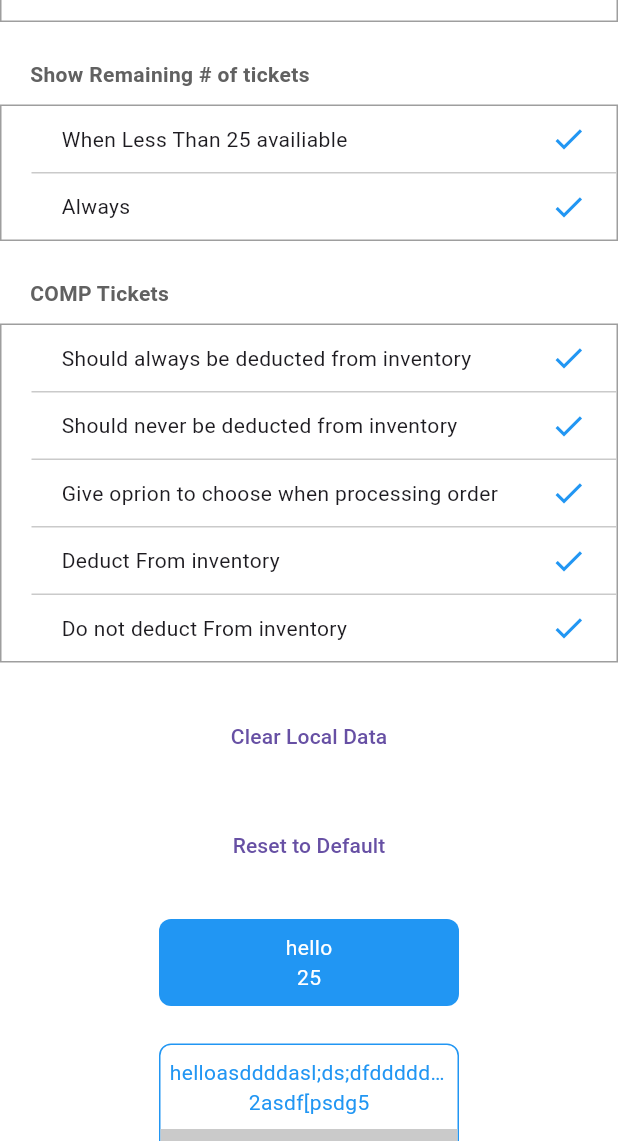
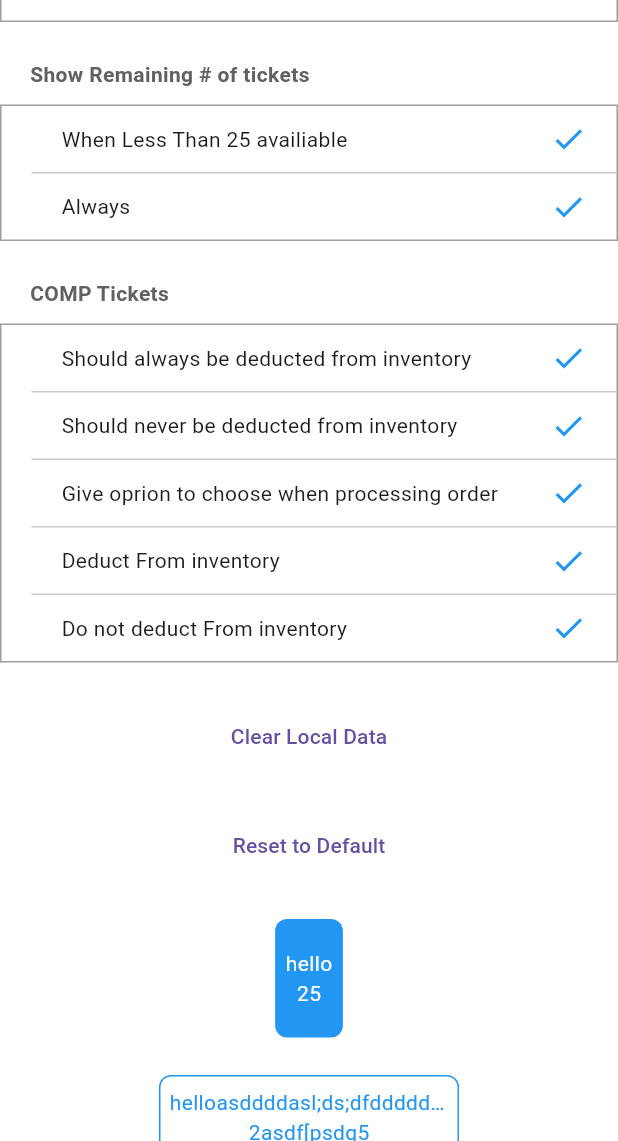
Before and after one commit to NKoroloff/flutter-test, a Flutter app: the SettingsView screen opened by its route, scrolled down 2304 dp, on a phone screen of 412 x 824 dp, the part 95-1236 px from its top. Run offline on Flutter 3.47's test engine with Material 3 defaults, Android fonts, the phone set to English and light mode, and no system bars; our stand-ins replace get.

Commit message:
select seats grid

```diff
--- a/lib/modules/cash_drawer/views/settings/widgets/inventory_button.dart
+++ b/lib/modules/cash_drawer/views/settings/widgets/inventory_button.dart
@@ -14,10 +14,8 @@ class InventoryButton extends StatelessWidget {
     required this.onTap,
     required this.label,
     required this.price,
-
     this.infoBackgroundColor = const Color.fromARGB(255, 202, 202, 202),
     this.disabled = false,
-    this.width = 200,
     this.info,
     super.key,
   });
@@ -29,33 +27,30 @@ class InventoryButton extends StatelessWidget {
   final String price;
   final String? info;
   final Color color;
-  final double width;
 
   @override
   Widget build(BuildContext context) {
     const double borderRadius = 8;
 
-    final backgroundColor =
-        disabled
+    final backgroundColor = disabled
         ? Colors.transparent
         : (variant == InventoryButtonVariant.filled ? color : Colors.transparent);
 
-    final borderColor =
-        disabled
+    final borderColor = disabled
         ? Border.all(color: Colors.grey.shade300)
         : Border.all(
             color: variant == InventoryButtonVariant.outlined ? color : Colors.transparent,
           );
 
-    final textColor =
-        disabled
+    final textColor = disabled
         ? Colors.grey.shade600
         : (variant == InventoryButtonVariant.filled ? Colors.white : color);
 
     final infoBg = disabled ? Colors.grey.shade300 : infoBackgroundColor;
 
-    final infoTextColor =
-        disabled ? Colors.grey.shade600 : (isDark(infoBg) ? Colors.white : Colors.black);
+    final infoTextColor = disabled
+        ? Colors.grey.shade600
+        : (isDark(infoBg) ? Colors.white : Colors.black);
 
     return Material(
       borderRadius: BorderRadius.circular(borderRadius),
@@ -64,17 +59,19 @@ class InventoryButton extends StatelessWidget {
         borderRadius: BorderRadius.circular(borderRadius),
         onTap: disabled ? null : onTap,
         child: Container(
-          width: width,
+          height: 79,
+          // width: width,
           decoration: BoxDecoration(
             border: borderColor,
             borderRadius: BorderRadius.circular(borderRadius),
           ),
           clipBehavior: Clip.antiAlias,
           child: Column(
+            mainAxisAlignment: MainAxisAlignment.center,
             mainAxisSize: MainAxisSize.min,
             children: [
               Padding(
-                padding: const EdgeInsets.symmetric(horizontal: 6, vertical: 8),
+                padding: const EdgeInsets.symmetric(horizontal: 6, vertical: 7),
                 child: Column(
                   children: [
                     Text(
@@ -93,7 +90,7 @@ class InventoryButton extends StatelessWidget {
               if (info != null)
                 Container(
                   width: double.infinity,
-                  padding: const EdgeInsets.symmetric(horizontal: 4, vertical: 6),
+                  padding: const EdgeInsets.symmetric(horizontal: 4, vertical: 2),
                   decoration: BoxDecoration(
                     color: infoBg,
                     borderRadius: const BorderRadius.only(
@@ -103,7 +100,7 @@ class InventoryButton extends StatelessWidget {
                   ),
                   child: Text(
                     info!,
-                    style: TextStyle(color: infoTextColor),
+                    style: TextStyle(color: infoTextColor, fontSize: 13),
                     textAlign: TextAlign.center,
                     overflow: TextOverflow.ellipsis,
                   ),
--- a/lib/routes/app_pages.dart
+++ b/lib/routes/app_pages.dart
@@ -2,6 +2,7 @@ import 'package:get/get.dart';
 import 'package:purplepass_test_task/modules/cash_drawer/bindings/cash_drawer_binding.dart';
 import 'package:purplepass_test_task/modules/cash_drawer/views/cash_drawer_view.dart';
 import 'package:purplepass_test_task/modules/cash_drawer/views/edit_prices_view.dart';
+import 'package:purplepass_test_task/modules/cash_drawer/views/select_seats_view.dart';
 import 'package:purplepass_test_task/modules/cash_drawer/views/settings/settings_view.dart';
 
 part 'app_routes.dart';
@@ -19,5 +20,6 @@ class AppPages {
     ),
     GetPage<SettingsView>(name: _Paths.settings, page: () => const SettingsView()),
     GetPage<EditPricesView>(name: _Paths.editPrices, page: () => const EditPricesView()),
+    GetPage<EditPricesView>(name: _Paths.selectSeats, page: () => const SelectSeatsView()),
   ];
 }
--- a/lib/routes/app_routes.dart
+++ b/lib/routes/app_routes.dart
@@ -6,6 +6,7 @@ abstract class Routes {
   static const cashDrawer = _Paths.cashDrawer;
   static const settings = _Paths.settings;
   static const editPrice = _Paths.editPrices;
+  static const selectSeats = _Paths.selectSeats;
 }
 
 abstract class _Paths {
@@ -13,4 +14,5 @@ abstract class _Paths {
   static const cashDrawer = '/mvc/cash-drawer';
   static const settings = '/mvc/settings';
   static const editPrices = '/mvc/edit-prices';
+  static const selectSeats = '/mvc/select-seats';
 }
```
Also changed, not shown: lib/modules/cash_drawer/views/select_seats_view.dart (added, +98 -0 lines). Lines whose indentation alone changed are shown as unchanged.
